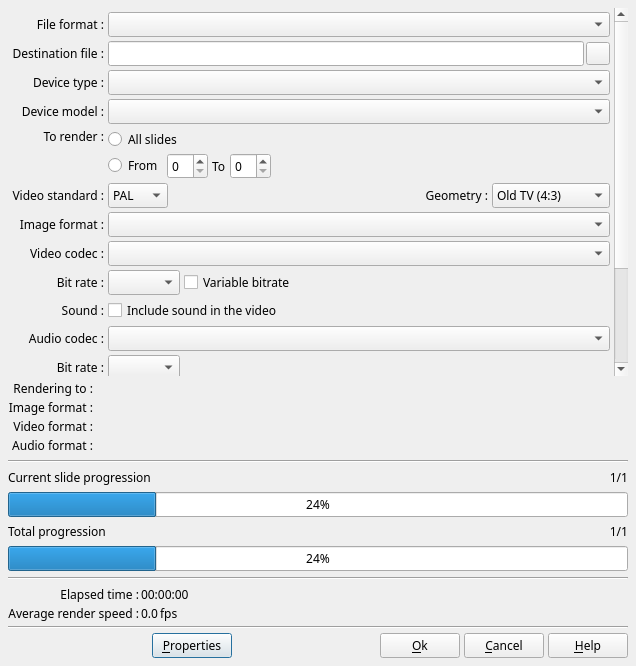
Above: src/ffDiaporama/DlgRenderVideo/DlgRenderVideo.ui from boenki/ffdiaporama before the change. Below: the same form after it.
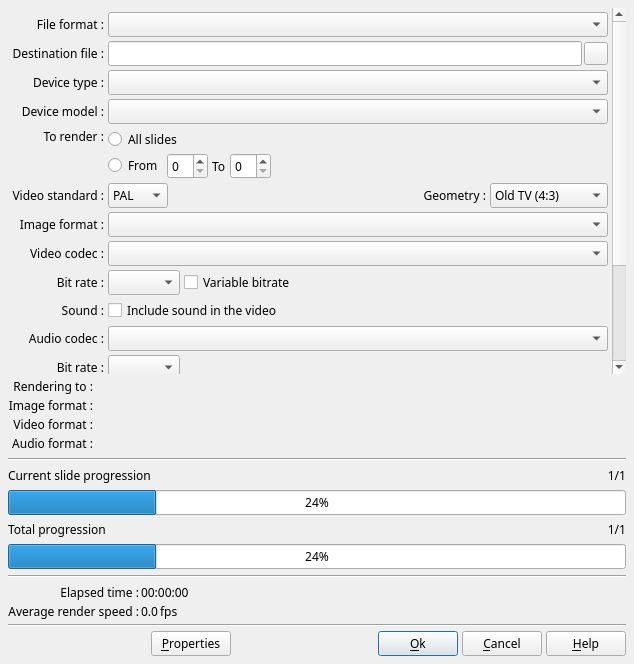
That is the form after the change. Icons and pictures are not drawn.

Diff of the .ui file:
```diff
--- a/src/ffDiaporama/DlgRenderVideo/DlgRenderVideo.ui
+++ b/src/ffDiaporama/DlgRenderVideo/DlgRenderVideo.ui
@@ -6,8 +6,8 @@
    <rect>
     <x>0</x>
     <y>0</y>
-    <width>636</width>
-    <height>666</height>
+    <width>634</width>
+    <height>664</height>
    </rect>
   </property>
   <property name="minimumSize">
@@ -54,8 +54,8 @@
        <rect>
         <x>0</x>
         <y>0</y>
-        <width>606</width>
-        <height>490</height>
+        <width>600</width>
+        <height>472</height>
        </rect>
       </property>
       <property name="sizePolicy">
@@ -1143,6 +1143,9 @@
         <iconset resource="../RSCffDiaporama.qrc">
          <normaloff>:/img/action_ok.png</normaloff>:/img/action_ok.png</iconset>
        </property>
+       <property name="default">
+        <bool>true</bool>
+       </property>
       </widget>
      </item>
      <item>
```
